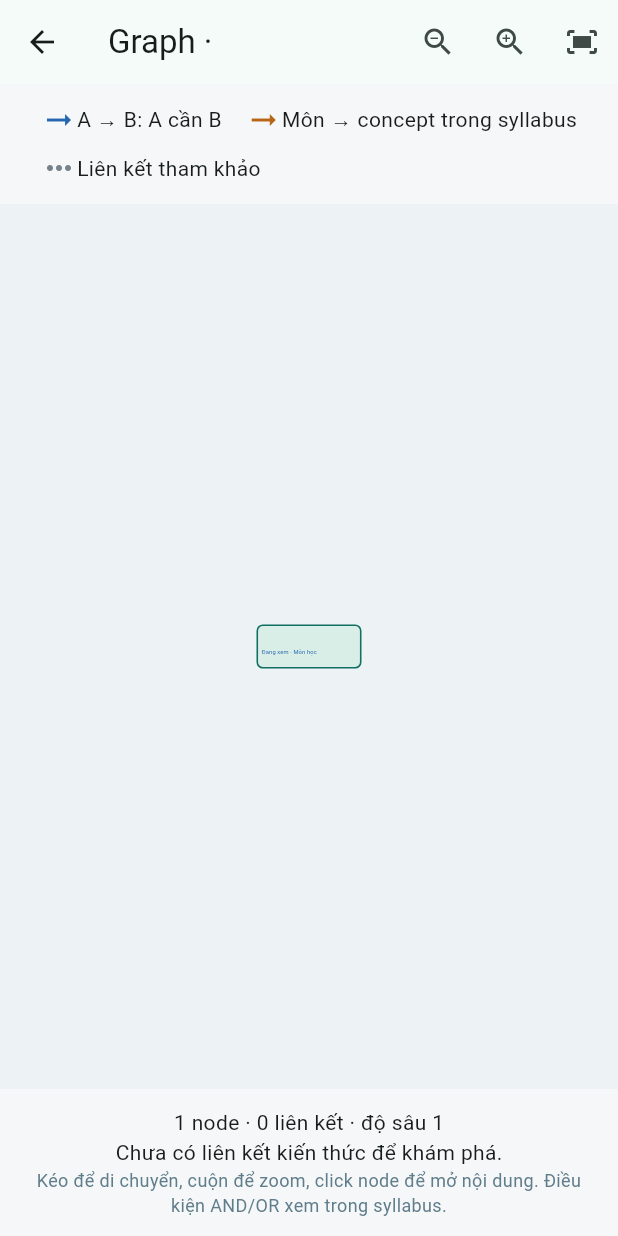
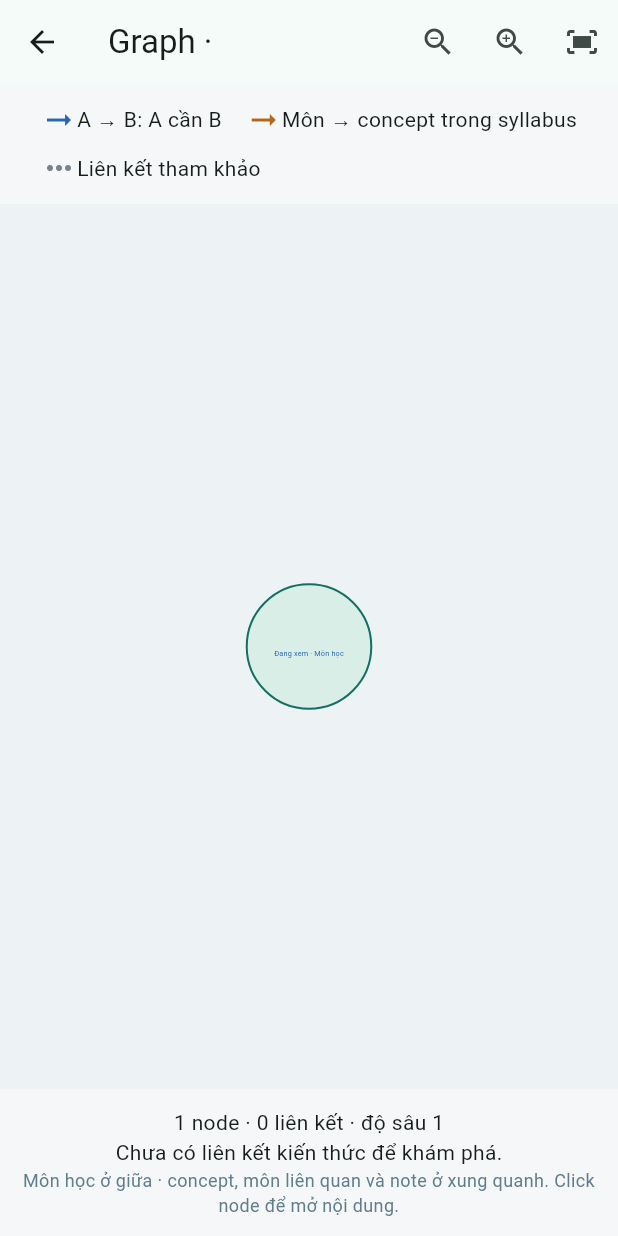
Before and after one commit to vlnguyen910/Rhyolite, a Flutter app: the LocalGraphScreen screen opened directly with empty values, on a phone screen of 412 x 824 dp. Run offline on Flutter 3.47's test engine with Material 3 defaults, Android fonts, the phone set to English and light mode, and no system bars; our stand-ins replace flutter_markdown_plus, yaml.

Commit message:
feat: show linked notes in radial course graph

```diff
--- a/lib/domain/knowledge_graph.dart
+++ b/lib/domain/knowledge_graph.dart
@@ -141,6 +141,20 @@ class KnowledgeGraphService {
             return aId.compareTo(bId);
           });
     final neighbors = <String, KnowledgeDocument>{};
+    final linkedNotes = snapshot.notes
+        .where(
+          (note) => note.links.any(
+            (link) =>
+                snapshot.resolve(link, fromPath: note.path)?.id == focus.id,
+          ),
+        )
+        .toList()
+      ..sort((a, b) => a.title.compareTo(b.title));
+    for (final note in linkedNotes) {
+      if (includeDemo || focus.demo || !note.demo) {
+        neighbors[note.id] = note;
+      }
+    }
     for (final edge in adjacent) {
       final id = edge.sourceId == focus.id ? edge.targetId : edge.sourceId;
       final node = byId[id];
--- a/lib/features/graph/local_graph_screen.dart
+++ b/lib/features/graph/local_graph_screen.dart
@@ -5,7 +5,8 @@ import 'package:flutter/material.dart';
 import '../../domain/knowledge_document.dart';
 import '../../domain/knowledge_graph.dart';
 
-const _nodeSize = Size(200, 84);
+const _courseNodeSize = Size(190, 190);
+const _smallNodeSize = Size(104, 104);
 const _edgeColors = {
   GraphRelation.prerequisite: Color(0xff2767b0),
   GraphRelation.topic: Color(0xffb96516),
@@ -172,8 +173,11 @@ class _LocalGraphScreenState extends State<LocalGraphScreen> {
                             Positioned(
                               left: _layout.positions[node.id]!.dx,
                               top: _layout.positions[node.id]!.dy,
-                              width: _nodeSize.width,
-                              height: _nodeSize.height,
+                              width: _nodeSizeFor(node, _graph.focus.id).width,
+                              height: _nodeSizeFor(
+                                node,
+                                _graph.focus.id,
+                              ).height,
                               child: _GraphNode(
                                 document: node,
                                 focused: node.id == _graph.focus.id,
@@ -203,7 +207,7 @@ class _LocalGraphScreenState extends State<LocalGraphScreen> {
               if (_graph.nodes.length == 1)
                 const Text('Chưa có liên kết kiến thức để khám phá.'),
               const Text(
-                'Kéo để di chuyển, cuộn để zoom, click node để mở nội dung. Điều kiện AND/OR xem trong syllabus.',
+                'Môn học ở giữa · concept, môn liên quan và note ở xung quanh. Click node để mở nội dung.',
                 textAlign: TextAlign.center,
                 style: TextStyle(color: Colors.blueGrey, fontSize: 12),
               ),
@@ -238,8 +242,7 @@ class _GraphNode extends StatelessWidget {
       message: document.title,
       child: Material(
         color: focused ? const Color(0xffd9eee7) : Colors.white,
-        shape: RoundedRectangleBorder(
-          borderRadius: BorderRadius.circular(12),
+        shape: CircleBorder(
           side: BorderSide(
             color: focused ? const Color(0xff136f63) : color,
             width: focused ? 3 : 1.5,
@@ -247,13 +250,15 @@ class _GraphNode extends StatelessWidget {
         ),
         child: InkWell(
           key: ValueKey('graph-node:${document.id}'),
-          borderRadius: BorderRadius.circular(12),
+          customBorder: const CircleBorder(),
           onTap: onTap,
           child: Padding(
-            padding: const EdgeInsets.all(10),
+            padding: EdgeInsets.all(focused ? 28 : 12),
             child: Column(
               mainAxisAlignment: MainAxisAlignment.center,
-              crossAxisAlignment: CrossAxisAlignment.start,
+              crossAxisAlignment: focused
+                  ? CrossAxisAlignment.center
+                  : CrossAxisAlignment.start,
               children: [
                 Flexible(
                   child: Text(
@@ -287,44 +292,24 @@ class _GraphNode extends StatelessWidget {
   }
 }
 
-/// Stable four-lane layout, avoiding force simulation and frame-by-frame work.
+Size _nodeSizeFor(KnowledgeDocument document, String focusId) =>
+    document.id == focusId ? _courseNodeSize : _smallNodeSize;
+
+/// Stable radial layout with the selected course at the center.
 class _GraphLayout {
   _GraphLayout(LocalKnowledgeGraph graph) {
-    final lanes = List.generate(4, (_) => <KnowledgeDocument>[]);
-    for (final node in graph.nodes.skip(1)) {
-      final edge = graph.edges.firstWhere(
-        (edge) => edge.sourceId == node.id || edge.targetId == node.id,
-      );
-      final lane = switch (edge.relation) {
-        GraphRelation.prerequisite => edge.sourceId == graph.focus.id ? 0 : 1,
-        GraphRelation.topic => 2,
-        GraphRelation.related => 3,
-      };
-      lanes[lane].add(node);
-    }
-    final width = math.max(
-      1040.0,
-      math.max(lanes[2].length, lanes[3].length) * 224.0 + 80,
-    );
-    final height = math.max(
-      640.0,
-      math.max(lanes[0].length, lanes[1].length) * 112.0 + 260,
-    );
+    final neighbors = graph.nodes.skip(1).toList();
+    final radius = math.max(280.0, neighbors.length * 38.0);
+    final width = math.max(760.0, radius * 2 + 260);
+    final height = math.max(680.0, radius * 2 + 260);
     size = Size(width, height);
-    positions[graph.focus.id] = Offset(width / 2 - 100, height / 2 - 42);
-    for (var lane = 0; lane < 4; lane++) {
-      final nodes = lanes[lane];
-      for (var index = 0; index < nodes.length; index++) {
-        positions[nodes[index].id] = lane < 2
-            ? Offset(
-                lane == 0 ? 40 : width - 240,
-                (height - nodes.length * 112) / 2 + index * 112,
-              )
-            : Offset(
-                (width - nodes.length * 224) / 2 + index * 224 + 12,
-                lane == 2 ? height - 124 : 40,
-              );
-      }
+    final center = Offset(width / 2, height / 2);
+    positions[graph.focus.id] = center - _centerOf(_courseNodeSize);
+    for (var index = 0; index < neighbors.length; index++) {
+      final angle = -math.pi / 2 + (math.pi * 2 * index / neighbors.length);
+      final nodeCenter =
+          center + Offset(math.cos(angle), math.sin(angle)) * radius;
+      positions[neighbors[index].id] = nodeCenter - _centerOf(_smallNodeSize);
     }
   }
   late final Size size;
@@ -339,9 +324,18 @@ class _GraphPainter extends CustomPainter {
 
   Offset _border(Offset center, Offset other) {
     final delta = other - center;
+    final isFocus =
+        center ==
+        layout.positions[graph.focus.id]! + _centerOf(_courseNodeSize);
+    final halfWidth = isFocus
+        ? _courseNodeSize.width / 2
+        : _smallNodeSize.width / 2;
+    final halfHeight = isFocus
+        ? _courseNodeSize.height / 2
+        : _smallNodeSize.height / 2;
     final ratio = math.min(
-      104 / math.max(delta.dx.abs(), 0.001),
-      46 / math.max(delta.dy.abs(), 0.001),
+      halfWidth / math.max(delta.dx.abs(), 0.001),
+      halfHeight / math.max(delta.dy.abs(), 0.001),
     );
     return center + delta * ratio;
   }
@@ -349,8 +343,12 @@ class _GraphPainter extends CustomPainter {
   @override
   void paint(Canvas canvas, Size size) {
     for (final edge in graph.edges) {
-      final a = layout.positions[edge.sourceId]! + const Offset(100, 42);
-      final b = layout.positions[edge.targetId]! + const Offset(100, 42);
+      final a =
+          layout.positions[edge.sourceId]! +
+          _centerOf(_nodeSizeForId(edge.sourceId));
+      final b =
+          layout.positions[edge.targetId]! +
+          _centerOf(_nodeSizeForId(edge.targetId));
       final start = _border(a, b);
       final end = _border(b, a);
       final delta = end - start;
@@ -378,30 +376,11 @@ class _GraphPainter extends CustomPainter {
           );
         }
       }
-      final label = TextPainter(
-        text: TextSpan(
-          text: _edgeLabels[edge.relation],
-          style: labelStyle.copyWith(
-            color: paint.color,
-            fontSize: 11,
-            fontWeight: FontWeight.w600,
-          ),
-        ),
-        textDirection: TextDirection.ltr,
-      )..layout();
-      final midpoint = (start + end) / 2;
-      final rect = Rect.fromCenter(
-        center: midpoint,
-        width: label.width + 12,
-        height: label.height + 6,
-      );
-      canvas.drawRRect(
-        RRect.fromRectAndRadius(rect, const Radius.circular(4)),
-        Paint()..color = const Color(0xffedf2f5),
-      );
-      label.paint(canvas, midpoint - Offset(label.width / 2, label.height / 2));
     }
   }
+
+  Size _nodeSizeForId(String id) =>
+      id == graph.focus.id ? _courseNodeSize : _smallNodeSize;
 
   @override
   bool shouldRepaint(covariant _GraphPainter oldDelegate) =>
@@ -409,3 +388,5 @@ class _GraphPainter extends CustomPainter {
       oldDelegate.layout != layout ||
       oldDelegate.labelStyle != labelStyle;
 }
+
+Offset _centerOf(Size size) => Offset(size.width / 2, size.height / 2);
```
